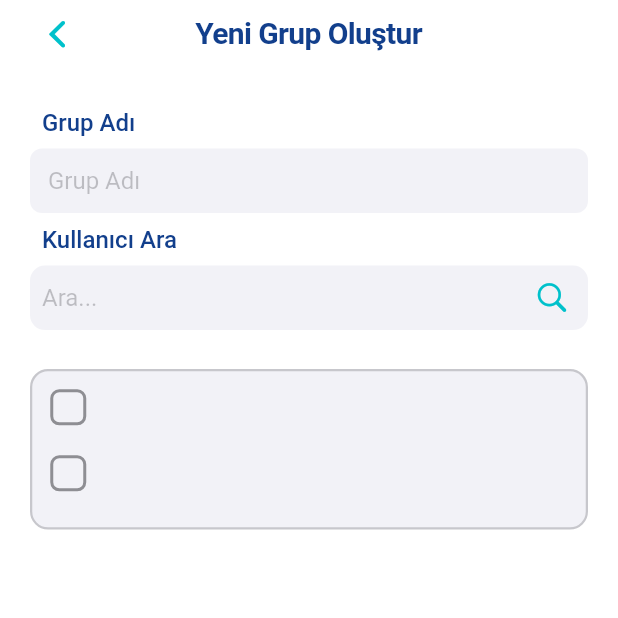
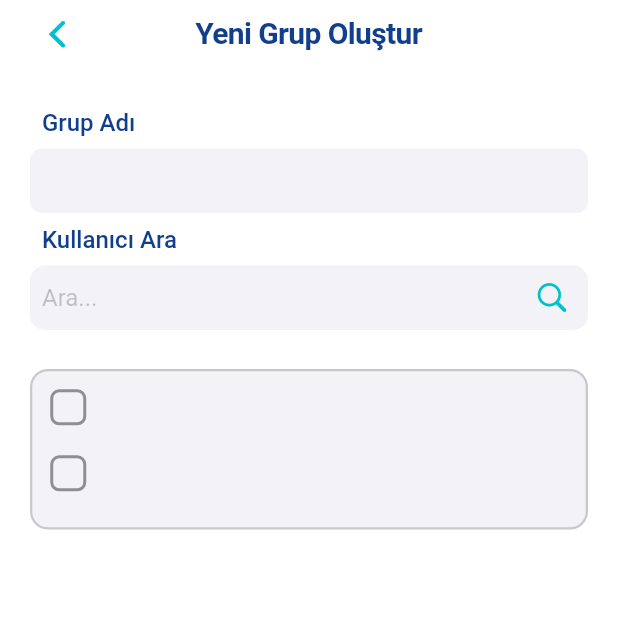
Before and after one commit to omerfarukslan/fuzulev-survey-app-flutter, a Flutter app: the CreateGroupScreen screen opened by its route, on a phone screen of 412 x 824 dp, the top half of it. Run offline on Flutter 3.47's test engine with Material 3 defaults, Android fonts, the phone set to English and light mode, and no system bars; our stand-ins replace cloud_firestore, firebase_auth, firebase_core, fl_chart, flutter_svg, google_fonts and 1 more; accounts and stored records are empty.

Commit message:
update textfield ui 2

```diff
--- a/lib/screens/admin/group/creategroup_screen.dart
+++ b/lib/screens/admin/group/creategroup_screen.dart
@@ -130,7 +130,6 @@ class _CreateGroupScreenState extends State<CreateGroupScreen> {
                   borderRadius: BorderRadius.circular(8),
                 ),
                 controller: _groupNameController,
-                placeholder: "Grup Adı",
               ),
               Padding(
                 padding: const EdgeInsets.all(8.0),
```
